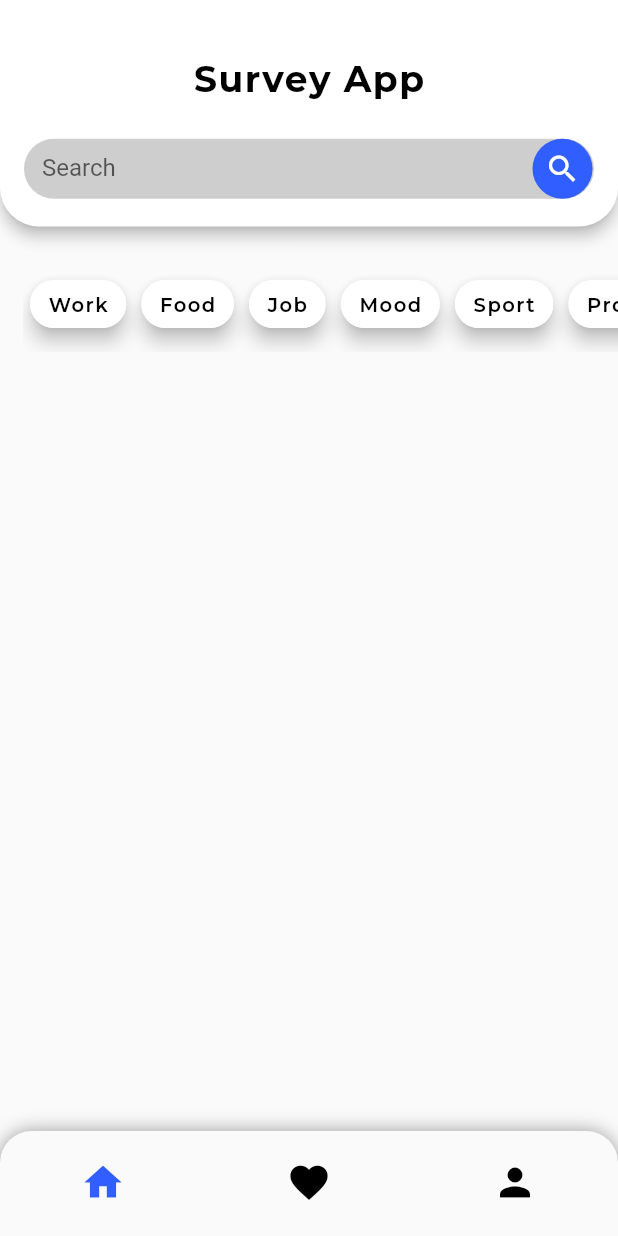
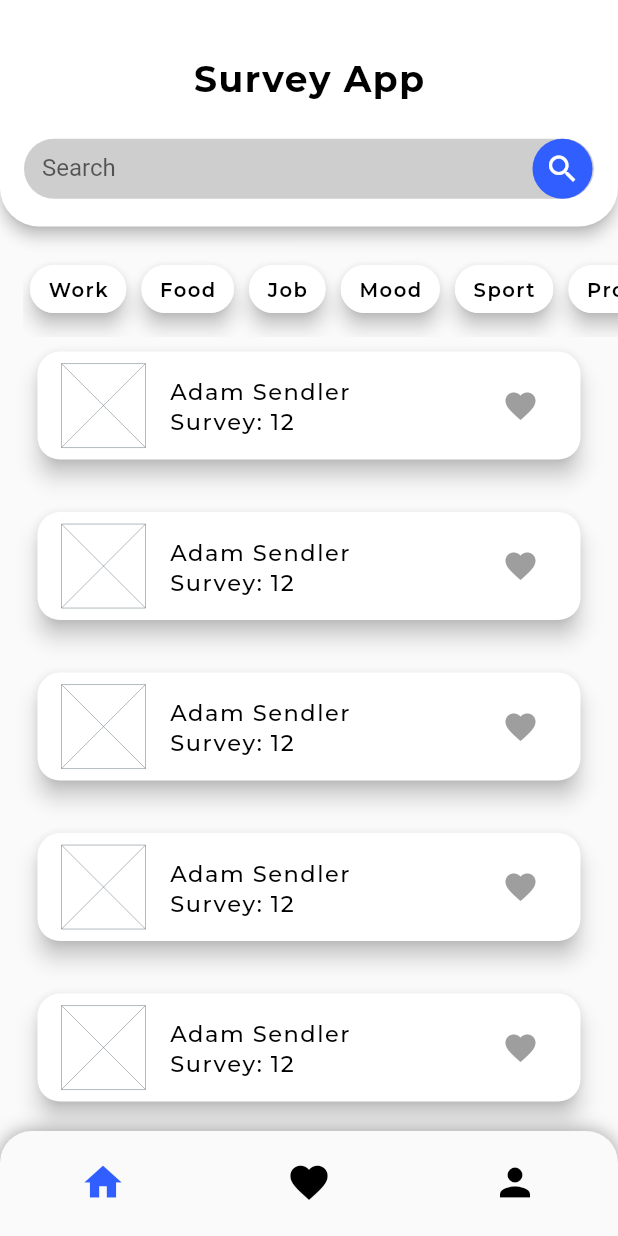
Before and after one commit to denihero/survey_app, a Flutter app: the screen it shows after launch, on a phone screen of 412 x 824 dp. Run offline on Flutter 3.47's test engine with Material 2 defaults, Android fonts, the phone set to English and light mode, and no system bars; our stand-ins replace google_fonts.

Commit message:
add user survey cart

```diff
--- a/lib/core/constants/style.dart
+++ b/lib/core/constants/style.dart
@@ -20,17 +20,17 @@
     )
 );
 
-TextStyle Monsterats_500_13_FONT_SIZE_BLACK = GoogleFonts.montserrat(
+TextStyle Monsterats_500_15_FONT_SIZE_BLACK = GoogleFonts.montserrat(
     textStyle: const TextStyle(
         fontWeight: FontWeight.w500,
-        fontSize: 13,
+        fontSize: 15,
         letterSpacing: 1,
         color: BLACK
     )
 );
 TextStyle Monsterats_500_16_FONT_SIZE_BLACK = GoogleFonts.montserrat(
     textStyle: const TextStyle(
-        fontWeight: FontWeight.w500,
+        fontWeight: FontWeight.w400,
         fontSize: 16,
         letterSpacing: 1,
         color: BLACK
--- a/lib/presentation/main_page.dart
+++ b/lib/presentation/main_page.dart
@@ -2,7 +2,7 @@ import 'package:flutter/material.dart';
 
 import 'package:survey/presentation/screens/favourite_screen/favourite_screen.dart';
 import 'package:survey/presentation/screens/home_screen/home_screen.dart';
-import 'package:survey/presentation/screens/home_screen/widget/bottom_appbar.dart';
+import 'package:survey/presentation/screens/home_screen/widget/appBar/bottom_appbar_widget.dart';
 import 'package:survey/presentation/screens/profile_screen/profile_screen.dart';
 
 
@@ -34,7 +34,7 @@ class _HomeScreenState extends State<MainPage> {
   Widget build(BuildContext context) {
     return Scaffold(
         body: IndexedStack(index: _selectedIndex, children: _widgetOptions),
-        bottomNavigationBar: Bottom(
+        bottomNavigationBar: BottomWidget(
             selectedIndex: _selectedIndex,
             onTap: _onItemTapped)
     );
--- a/lib/presentation/screens/favourite_screen/widget/card.dart
+++ b/lib/presentation/screens/favourite_screen/widget/card.dart
@@ -15,12 +15,12 @@ class InfoCard extends StatelessWidget {
   Widget build(BuildContext context) {
     return Card(
       elevation: 6,
-      margin: EdgeInsets.only(bottom: 15),
+      margin: const EdgeInsets.only(bottom: 15),
       shape: RoundedRectangleBorder(
         borderRadius: BorderRadius.circular(15),
       ),
       child: ListTile(
-        leading: FittedBox(child: Placeholder()),
+        leading: const FittedBox(child: Placeholder()),
         title: Text(title),
         subtitle: Text(subtitle),
         trailing: Icon(
--- a/lib/presentation/screens/home_screen/home_screen.dart
+++ b/lib/presentation/screens/home_screen/home_screen.dart
@@ -1,23 +1,28 @@
 import 'package:flutter/material.dart';
-import 'package:survey/presentation/screens/home_screen/widget/appbar.dart';
-import 'package:survey/presentation/screens/home_screen/widget/category_choose.dart';
+import 'package:survey/presentation/screens/home_screen/widget/appBar/appbar_widget.dart';
+import 'package:survey/presentation/screens/home_screen/widget/category_choose_widget.dart';
+import 'package:survey/presentation/screens/home_screen/widget/user_survey_widget.dart';
 
 class HomeScreen extends StatelessWidget {
   const HomeScreen({Key? key}) : super(key: key);
 
   @override
   Widget build(BuildContext context) {
-    return  Scaffold(
-        appBar: const CustomAppbar(),
+    return SafeArea(
+      child: Scaffold(
+          appBar: const CustomAppbarWidget(),
           body: SingleChildScrollView(
             child: Column(
+              mainAxisSize: MainAxisSize.min,
               children: const [
                 Padding(
-                padding: EdgeInsets.only(left: 15,top: 20),
-                child:CategoryChoose( )
-              )
+                  padding: EdgeInsets.only(left: 15,top: 10),
+                  child:CategoryChooseWidget()
+                ),
+                UserSurveyWidget(),
               ],
             ),
-        ));
+          )),
+    );
   }
 }
--- /dev/null
+++ b/lib/presentation/screens/home_screen/user_survey_card.dart
@@ -0,0 +1,46 @@
+import 'package:flutter/material.dart';
+import 'package:survey/core/constants/style.dart';
+
+class UserSurveyCard extends StatefulWidget {
+  const UserSurveyCard({Key? key,required this.title,required this.count}) : super(key: key);
+  final String title;
+  final int count;
+
+
+  @override
+  State<UserSurveyCard> createState() => _UserSurveyCardState();
+}
+class _UserSurveyCardState extends State<UserSurveyCard> {
+  bool? isSaved = false;
+  @override
+  Widget build(BuildContext context) {
+    return Container(
+      padding: const EdgeInsets.symmetric(vertical: 10, horizontal: 25),
+      child: Card(
+        elevation: 6,
+        margin: const EdgeInsets.only(bottom: 15),
+        shape: RoundedRectangleBorder(
+          borderRadius: BorderRadius.circular(15),
+        ),
+        child: ListTile(
+          leading: const FittedBox(child: Placeholder()),
+          title: Text(widget.title,style: Monsterats_500_15_FONT_SIZE_BLACK,),
+          subtitle: Text('Survey: ${widget.count}',style: Monsterats_500_15_FONT_SIZE_BLACK,),
+          trailing: IconButton(
+            icon:const Icon(Icons.favorite),
+            color: isSaved! ? Colors.black : Colors.grey,
+            onPressed: () {
+              setState(() {
+                if(!isSaved!){
+                  isSaved = true;
+                }else {
+                  isSaved = false;
+                }
+              });
+            },
+          ),
+        ),
+      ),
+    );
+  }
+}
--- a/lib/presentation/screens/home_screen/widget/appbar_search.dart
+++ b/lib/presentation/screens/home_screen/widget/appBar/appbar_search_widget.dart
@@ -1,8 +1,8 @@
 import 'package:flutter/material.dart';
 import 'package:survey/core/constants/color.dart';
 
-class Search extends StatelessWidget {
-  const Search({Key? key}) : super(key: key);
+class SearchWidget extends StatelessWidget {
+  const SearchWidget({Key? key}) : super(key: key);
 
   @override
   Widget build(BuildContext context) {
--- a/lib/presentation/screens/home_screen/widget/appbar.dart
+++ b/lib/presentation/screens/home_screen/widget/appBar/appbar_widget.dart
@@ -1,10 +1,10 @@
 import 'package:flutter/material.dart';
 import 'package:survey/core/constants/color.dart';
 import 'package:survey/core/constants/style.dart';
-import 'package:survey/presentation/screens/home_screen/widget/appbar_search.dart';
+import 'package:survey/presentation/screens/home_screen/widget/appBar/appbar_search_widget.dart';
 
-class CustomAppbar extends StatelessWidget implements PreferredSizeWidget {
-  const CustomAppbar({Key? key}) : super(key: key);
+class CustomAppbarWidget extends StatelessWidget implements PreferredSizeWidget {
+  const CustomAppbarWidget({Key? key}) : super(key: key);
 
   @override
   PreferredSizeWidget build(BuildContext context) {
@@ -16,7 +16,7 @@ class CustomAppbar extends StatelessWidget implements PreferredSizeWidget {
             child: Text('Survey App',style: Monsterats_700_18_FONT_SIZE_BLACK,),
           ),
           const SizedBox(height: 25,),
-          const Search()
+          const SearchWidget()
         ],
       ),
       backgroundColor: WHITE,
--- a/lib/presentation/screens/home_screen/widget/bottom_appbar.dart
+++ b/lib/presentation/screens/home_screen/widget/appBar/bottom_appbar_widget.dart
@@ -2,8 +2,8 @@ import 'package:flutter/material.dart';
 import 'package:survey/core/constants/color.dart';
 
 
-class Bottom extends StatelessWidget {
-  const Bottom({Key? key,required this.selectedIndex, required this.onTap}) : super(key: key);
+class BottomWidget extends StatelessWidget {
+  const BottomWidget({Key? key,required this.selectedIndex, required this.onTap}) : super(key: key);
   final int selectedIndex;
   final ValueChanged<int> onTap;
 
--- a/lib/presentation/screens/home_screen/widget/category_choose.dart
+++ b/lib/presentation/screens/home_screen/widget/category_choose_widget.dart
@@ -1,13 +1,13 @@
 import 'package:flutter/material.dart';
-import 'package:survey/presentation/screens/home_screen/widget/choice_chip.dart';
+import 'package:survey/presentation/screens/home_screen/widget/choice_chip_widget.dart';
 
-class CategoryChoose extends StatefulWidget {
-  const CategoryChoose({Key? key,}) : super(key: key);
+class CategoryChooseWidget extends StatefulWidget {
+  const CategoryChooseWidget({Key? key,}) : super(key: key);
   @override
-  State<CategoryChoose> createState() => _CategoryChooseState();
+  State<CategoryChooseWidget> createState() => _CategoryChooseState();
 }
 
-class _CategoryChooseState extends State<CategoryChoose> {
+class _CategoryChooseState extends State<CategoryChooseWidget> {
 
   final _choices = [
     'Work','Food','Job','Mood','Sport','Programming'
--- /dev/null
+++ b/lib/presentation/screens/home_screen/widget/user_survey_widget.dart
@@ -0,0 +1,24 @@
+import 'package:flutter/material.dart';
+import 'package:survey/presentation/screens/home_screen/user_survey_card.dart';
+
+class UserSurveyWidget extends StatefulWidget {
+  const UserSurveyWidget({Key? key,}) : super(key: key);
+
+  @override
+  State<UserSurveyWidget> createState() => _UserSurveyWidgetState();
+}
+
+class _UserSurveyWidgetState extends State<UserSurveyWidget> {
+  @override
+  Widget build(BuildContext context) {
+    return SizedBox(
+      height: MediaQuery.of(context).size.height,
+      child: ListView.builder(
+          scrollDirection: Axis.vertical,
+          itemCount: 8,
+          itemBuilder: (context, index) {
+            return const UserSurveyCard(title: 'Adam Sendler', count: 12);
+          }),
+    );
+  }
+}
```
Also changed, not shown: lib/presentation/screens/home_screen/widget/choice_chip_widget.dart (renamed from lib/presentation/screens/home_screen/widget/choice_chip.dart). Lines whose indentation alone changed are shown as unchanged.
